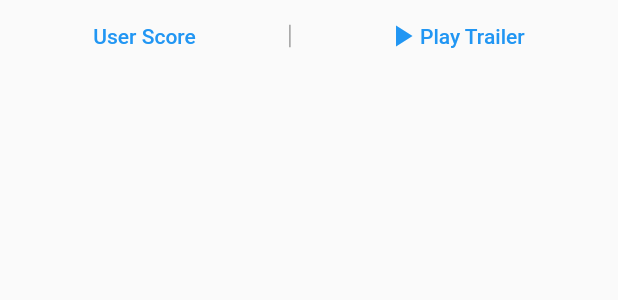
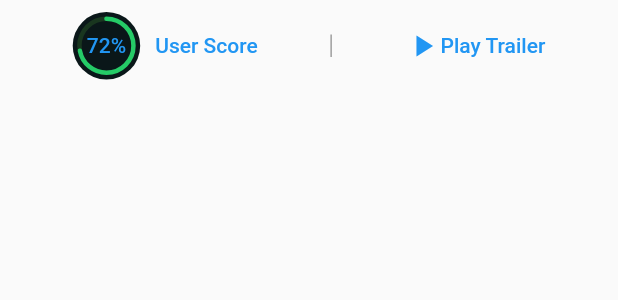
Before and after one commit to DarkPiano/The-Movie, a Flutter app: the _ScroreWidget widget shown alone on an empty page, opened directly, on a phone screen of 412 x 824 dp. Shown: the top 300 px of the screen. Run offline on Flutter 3.47's test engine with Material 2 defaults, Android fonts, the phone set to English and light mode, and no system bars.

Commit message:
feat: adding widget (RadialPercentWidget) to (_ScroreWidget)

```diff
--- a/lib/widgets/movie_details/movie_details_main_info_widget.dart
+++ b/lib/widgets/movie_details/movie_details_main_info_widget.dart
@@ -89,6 +89,19 @@ class _ScroreWidget extends StatelessWidget {
           onPressed: () {},
           child: Row(
             children: const [
+              SizedBox(
+                width: 45,
+                height: 45,
+                child: RadialPercentWidget(
+                  percent: 0.72,
+                  fillColor: Color.fromARGB(255, 10, 23, 25),
+                  lineColor: Color.fromARGB(255, 37, 203, 103),
+                  freeColor: Color.fromARGB(255, 25, 54, 31),
+                  lineWidth: 3,
+                  child: Text('72%'),
+                ),
+              ),
+              SizedBox(width: 10),
               Text('User Score'),
             ],
           ),
```
